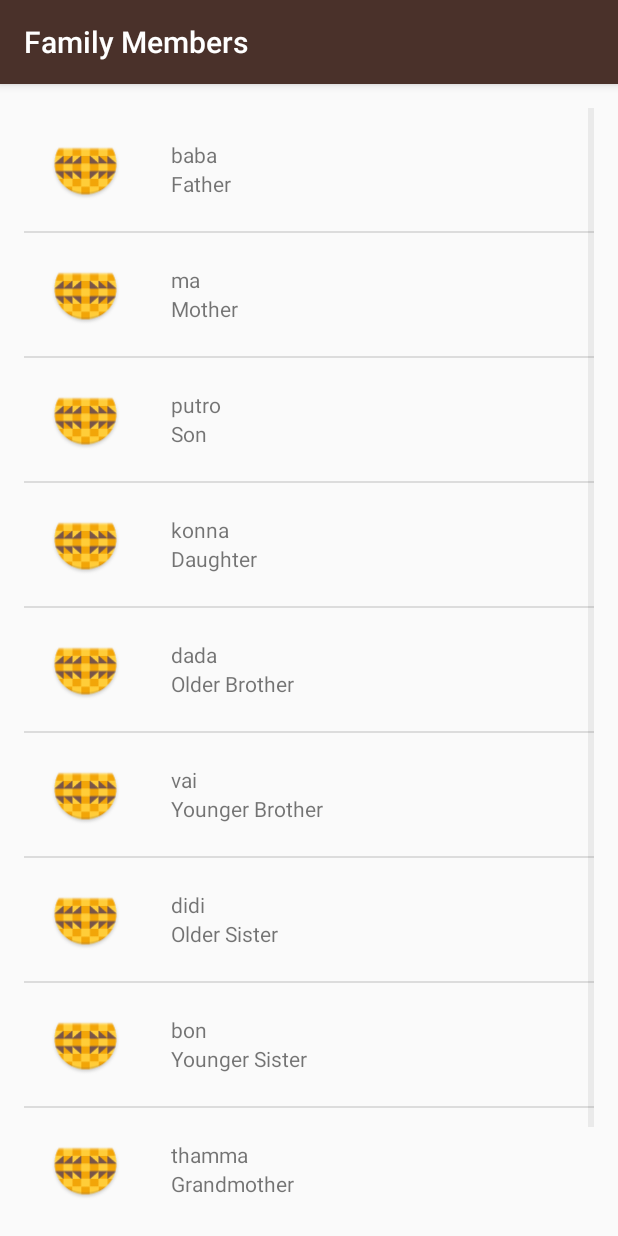
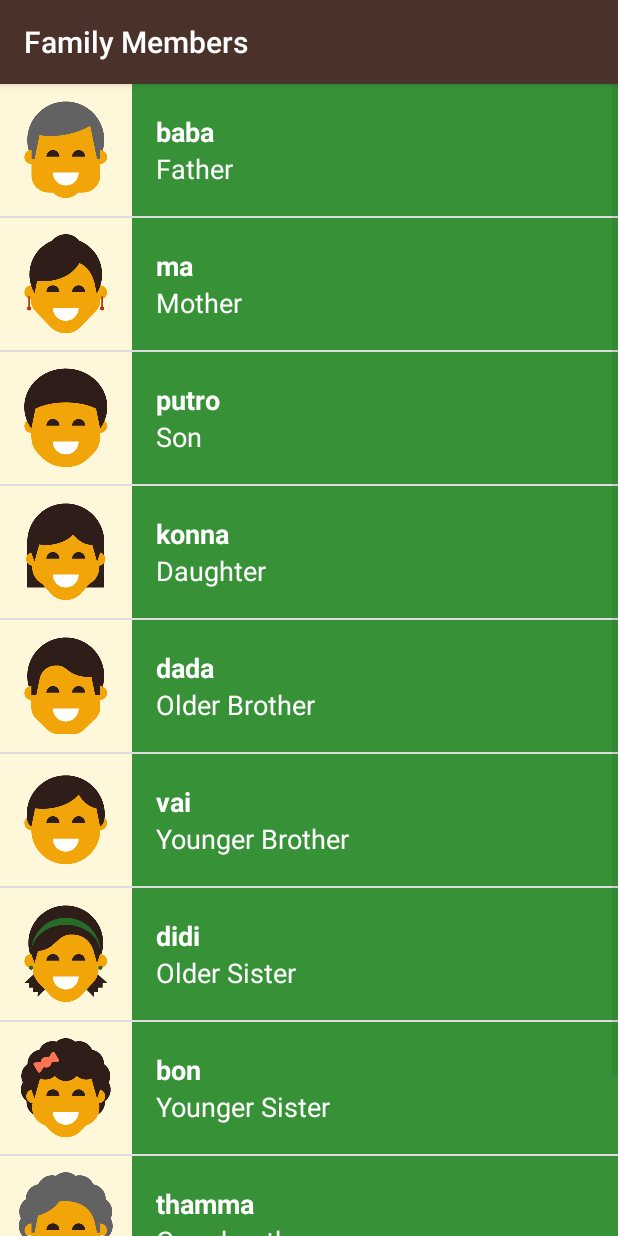
Before and after one commit to mbbipul/FirstAndroidApps, an Android app: the FamilyMembers screen opened directly, with no data from a screen before it, on a phone screen of 412 x 824 dp. Run offline under Robolectric (Android 15) with nearby library versions, the phone set to English and light mode, and no system bars.

Commit message:
Creating one xml file for different activity layout file and add New constructor to Word Adapter class

```diff
--- a/app/build.gradle
+++ b/app/build.gradle
@@ -2,7 +2,7 @@ apply plugin: 'com.android.application'
 
 android {
     compileSdkVersion 23
-    buildToolsVersion "23.0.2"
+    buildToolsVersion '26.0.2'
 
     defaultConfig {
         applicationId "com.example.android.miwok"
--- a/app/src/main/AndroidManifest.xml
+++ b/app/src/main/AndroidManifest.xml
@@ -18,7 +18,7 @@
 
     <application
         android:allowBackup="true"
-        android:icon="@mipmap/ic_launcher"
+        android:icon="@mipmap/number_one"
         android:label="@string/app_name"
         android:supportsRtl="true"
         android:theme="@style/AppTheme">
--- a/app/src/main/java/com/example/android/miwok/FamilyMembers.java
+++ b/app/src/main/java/com/example/android/miwok/FamilyMembers.java
@@ -11,23 +11,23 @@ public class FamilyMembers extends AppCompatActivity {
     @Override
     protected void onCreate(Bundle savedInstanceState) {
         super.onCreate(savedInstanceState);
-        setContentView(R.layout.activity_family_members);
+        setContentView(R.layout.word_list);
         ArrayList<Word> family = new ArrayList<Word>();
-        family.add(new Word("Father","baba",R.mipmap.ic_launcher));
-        family.add(new Word("Mother","ma",R.mipmap.ic_launcher));
-        family.add(new Word("Son","putro",R.mipmap.ic_launcher));
-        family.add(new Word("Daughter","konna",R.mipmap.ic_launcher));
-        family.add(new Word("Older Brother","dada",R.mipmap.ic_launcher));
-        family.add(new Word("Younger Brother","vai",R.mipmap.ic_launcher));
-        family.add(new Word("Older Sister","didi",R.mipmap.ic_launcher));
-        family.add(new Word("Younger Sister","bon",R.mipmap.ic_launcher));
-        family.add(new Word("Grandmother","thamma",R.mipmap.ic_launcher));
-        family.add(new Word("Grandfather","dadu",R.mipmap.ic_launcher));
+        family.add(new Word("Father","baba", R.drawable.family_grandfather));
+        family.add(new Word("Mother","ma", R.drawable.family_mother));
+        family.add(new Word("Son","putro", R.drawable.family_son));
+        family.add(new Word("Daughter","konna", R.drawable.family_daughter));
+        family.add(new Word("Older Brother","dada", R.drawable.family_older_brother));
+        family.add(new Word("Younger Brother","vai", R.drawable.family_younger_brother));
+        family.add(new Word("Older Sister","didi", R.drawable.family_older_sister));
+        family.add(new Word("Younger Sister","bon", R.drawable.family_younger_sister));
+        family.add(new Word("Grandmother","thamma", R.drawable.family_grandmother));
+        family.add(new Word("Grandfather","dadu", R.drawable.family_grandfather));
 
 
 
-        WordAdapter familyAdapter = new WordAdapter(this,family);
-        ListView listView = (ListView) findViewById(R.id.list_family_member);
+        WordAdapter familyAdapter = new WordAdapter(this,family,R.color.category_family);
+        ListView listView = (ListView) findViewById(R.id.list);
 
         listView.setAdapter(familyAdapter);
     }
--- a/app/src/main/java/com/example/android/miwok/Word.java
+++ b/app/src/main/java/com/example/android/miwok/Word.java
@@ -9,13 +9,17 @@ import android.media.Image;
 public class Word {
 
     private String mDefaultTranslation;
-
     private String mMiwokTranslation;
-    private int miwokImages;
+    private static final int NO_IMAGE = -1;
+    private int miwokImages = NO_IMAGE;
     public Word(String defaultTranslation, String miwokTranslation,int miwokImage ) {
         mDefaultTranslation = defaultTranslation;
         mMiwokTranslation = miwokTranslation;
         miwokImages = miwokImage;
+    }
+    public  Word(String defaultTranslation, String miwokTranslation){
+        mDefaultTranslation = defaultTranslation;
+        mMiwokTranslation = miwokTranslation;
     }
 
      public String getDefaultTranslation() {
@@ -28,4 +32,8 @@ public class Word {
     public int getMiwokImage() {
         return miwokImages;
     }
+
+    public boolean hasImage(){
+        return  miwokImages != NO_IMAGE ;
+    }
 }
--- a/app/src/main/java/com/example/android/miwok/WordAdapter.java
+++ b/app/src/main/java/com/example/android/miwok/WordAdapter.java
@@ -1,8 +1,7 @@
 package com.example.android.miwok;
 
-import android.app.Activity;
-import android.support.annotation.NonNull;
-import android.support.annotation.Nullable;
+import android.content.Context;
+import android.support.v4.content.ContextCompat;
 import android.view.LayoutInflater;
 import android.view.View;
 import android.view.ViewGroup;
@@ -13,50 +12,72 @@ import android.widget.TextView;
 import java.util.ArrayList;
 
 /**
- * Created by bb on 3/24/2018.
+ * {@link WordAdapter} is an {@link ArrayAdapter} that can provide the layout for each list item
+ * based on a data source, which is a list of {@link Word} objects.
  */
+public class WordAdapter extends ArrayAdapter<Word>  {
 
-public class WordAdapter extends ArrayAdapter<Word>{
-    public WordAdapter(Activity context, ArrayList<Word> words) {
-        // Here, we initialize the ArrayAdapter's internal storage for the context and the list.
-        // the second argument is used when the ArrayAdapter is populating a single TextView.
-        // Because this is a custom adapter for two TextViews and an ImageView, the adapter is not
-        // going to use this second argument, so it can be any value. Here, we used 0.
+    /** Resource ID for the background color for this list of words */
+    private int mColorResourceId;
+
+    /**
+     * Create a new {@link WordAdapter} object.
+     *
+     * @param context is the current context (i.e. Activity) that the adapter is being created in.
+     * @param words is the list of {@link Word}s to be displayed.
+     * @param colorResourceId is the resource ID for the background color for this list of words
+     */
+    public WordAdapter(Context context, ArrayList<Word> words, int colorResourceId) {
         super(context, 0, words);
+        mColorResourceId = colorResourceId;
     }
-    @NonNull
+
     @Override
-    public View getView(int position, @Nullable View convertView, @NonNull ViewGroup parent) {
-        // Check if the existing view is being reused, otherwise inflate the view
+    public View getView(int position, View convertView, ViewGroup parent) {
+        // Check if an existing view is being reused, otherwise inflate the view
         View listItemView = convertView;
-        if(listItemView == null) {
+        if (listItemView == null) {
             listItemView = LayoutInflater.from(getContext()).inflate(
                     R.layout.list_item, parent, false);
         }
 
-        // Get the {@link AndroidFlavor} object located at this position in the list
+        // Get the {@link Word} object located at this position in the list
         Word currentWord = getItem(position);
 
-        // Find the TextView in the list_item.xml layout with the ID version_name
+        // Find the TextView in the list_item.xml layout with the ID miwok_text_view.
         TextView miwokTextView = (TextView) listItemView.findViewById(R.id.miwok_text_view);
-        // Get the version name from the current AndroidFlavor object and
-        // set this text on the name TextView
+        // Get the Miwok translation from the currentWord object and set this text on
+        // the Miwok TextView.
         miwokTextView.setText(currentWord.getMiwokTranslation());
 
-        // Find the TextView in the list_item.xml layout with the ID version_number
-        TextView numberTextView = (TextView) listItemView.findViewById(R.id.default_text_view);
-        // Get the version number from the current AndroidFlavor object and
-        // set this text on the number TextView
-        numberTextView.setText(currentWord.getDefaultTranslation());
+        // Find the TextView in the list_item.xml layout with the ID default_text_view.
+        TextView defaultTextView = (TextView) listItemView.findViewById(R.id.default_text_view);
+        // Get the default translation from the currentWord object and set this text on
+        // the default TextView.
+        defaultTextView.setText(currentWord.getDefaultTranslation());
 
-        // Find the ImageView in the list_item.xml layout with the ID list_item_icon
-        ImageView iconView = (ImageView) listItemView.findViewById(R.id.list_item_icon);
-//        // Get the image resource ID from the current AndroidFlavor object and
-//        // set the image to iconView
-        iconView.setImageResource(currentWord.getMiwokImage());
+        // Find the ImageView in the list_item.xml layout with the ID image.
+        ImageView imageView = (ImageView) listItemView.findViewById(R.id.image);
+        // Check if an image is provided for this word or not
+        if (currentWord.hasImage()) {
+            // If an image is available, display the provided image based on the resource ID
+            imageView.setImageResource(currentWord.getMiwokImage());
+            // Make sure the view is visible
+            imageView.setVisibility(View.VISIBLE);
+        } else {
+            // Otherwise hide the ImageView (set visibility to GONE)
+            imageView.setVisibility(View.GONE);
+        }
 
-        // Return the whole list item layout (containing 2 TextViews and an ImageView)
-        // so that it can be shown in the ListView
+        // Set the theme color for the list item
+        View textContainer = listItemView.findViewById(R.id.text_container);
+        // Find the color that the resource ID maps to
+        int color = ContextCompat.getColor(getContext(), mColorResourceId);
+        // Set the background color of the text container View
+        textContainer.setBackgroundColor(color);
+
+        // Return the whole list item layout (containing 2 TextViews) so that it can be shown in
+        // the ListView.
         return listItemView;
     }
 }
--- a/app/src/main/res/layout/activity_family_members.xml
+++ /dev/null
@@ -1,14 +0,0 @@
-<?xml version="1.0" encoding="utf-8"?>
-<ListView xmlns:android="http://schemas.android.com/apk/res/android"
-    xmlns:app="http://schemas.android.com/apk/res-auto"
-    xmlns:tools="http://schemas.android.com/tools"
-    android:id="@+id/list_family_member"
-    android:orientation="vertical"
-    android:layout_width="match_parent"
-    android:layout_height="match_parent"
-    android:paddingBottom="@dimen/activity_vertical_margin"
-    android:paddingLeft="@dimen/activity_horizontal_margin"
-    android:paddingRight="@dimen/activity_horizontal_margin"
-    android:paddingTop="@dimen/activity_vertical_margin"
-    tools:context="com.example.android.miwok.FamilyMembers"
-    />
--- a/app/src/main/res/layout/list_item.xml
+++ b/app/src/main/res/layout/list_item.xml
@@ -12,35 +12,44 @@
 -->
 <!-- Layout for a single list item -->
 <LinearLayout xmlns:android="http://schemas.android.com/apk/res/android"
+    xmlns:tools="http://schemas.android.com/tools"
     android:layout_width="match_parent"
     android:layout_height="wrap_content"
-    android:gravity="center_vertical"
-    android:orientation="horizontal"
-    android:minHeight="?android:attr/listPreferredItemHeight"
-    android:padding="16dp">
+    android:background="@color/tan_background"
+    android:minHeight="@dimen/list_item_height"
+    android:orientation="horizontal">
 
     <ImageView
-        android:id="@+id/list_item_icon"
-        android:layout_width="50dp"
-        android:layout_height="50dp"
-        android:layout_marginRight="16dp"/>
+        android:id="@+id/image"
+        android:layout_width="@dimen/list_item_height"
+        android:layout_height="@dimen/list_item_height" />
 
     <LinearLayout
-        android:layout_width="0dp"
-        android:layout_height="wrap_content"
-        android:layout_weight="1"
+        android:id="@+id/text_container"
+        android:layout_width="match_parent"
+        android:layout_height="match_parent"
         android:orientation="vertical"
         android:paddingLeft="16dp">
+
         <TextView
             android:id="@+id/miwok_text_view"
-            android:layout_width="wrap_content"
-            android:layout_height="wrap_content"/>
+            android:layout_width="match_parent"
+            android:layout_height="0dp"
+            android:layout_weight="1"
+            android:gravity="bottom"
+            android:textAppearance="?android:textAppearanceMedium"
+            android:textColor="@android:color/white"
+            android:textStyle="bold"
+            tools:text="lutti" />
 
         <TextView
             android:id="@+id/default_text_view"
-            android:layout_width="wrap_content"
-            android:layout_height="wrap_content" />
-
-   </LinearLayout>
-
+            android:layout_width="match_parent"
+            android:layout_height="0dp"
+            android:layout_weight="1"
+            android:gravity="top"
+            android:textAppearance="?android:textAppearanceMedium"
+            android:textColor="@android:color/white"
+            tools:text="one" />
+    </LinearLayout>
 </LinearLayout>
--- /dev/null
+++ b/app/src/main/res/layout/word_list.xml
@@ -0,0 +1,17 @@
+<?xml version="1.0" encoding="utf-8"?>
+<!-- Copyright (C) 2016 The Android Open Source Project
+     Licensed under the Apache License, Version 2.0 (the "License");
+     you may not use this file except in compliance with the License.
+     You may obtain a copy of the License at
+          http://www.apache.org/licenses/LICENSE-2.0
+     Unless required by applicable law or agreed to in writing, software
+     distributed under the License is distributed on an "AS IS" BASIS,
+     WITHOUT WARRANTIES OR CONDITIONS OF ANY KIND, either express or implied.
+     See the License for the specific language governing permissions and
+     limitations under the License.
+-->
+<ListView xmlns:android="http://schemas.android.com/apk/res/android"
+    android:id="@+id/list"
+    android:orientation="vertical"
+    android:layout_width="match_parent"
+    android:layout_height="match_parent" />
```
Also changed, not shown: app/src/main/java/com/example/android/miwok/Colors.java (+10 -10 lines), app/src/main/java/com/example/android/miwok/Numbers.java (+12 -18 lines), app/src/main/java/com/example/android/miwok/Pharases.java (+13 -13 lines), app/src/main/res/layout/activity_colors.xml (deleted, +0 -15 lines), app/src/main/res/layout/activity_numbers.xml (deleted, +0 -12 lines), app/src/main/res/layout/activity_pharases.xml (deleted, +0 -13 lines), app/src/main/res/mipmap-hdpi/number_one.png (renamed from app/src/main/res/mipmap-hdpi/ic_launcher.png), app/src/main/res/mipmap-mdpi/number_one.png (renamed from app/src/main/res/mipmap-mdpi/ic_launcher.png), app/src/main/res/mipmap-xhdpi/number_one.png (renamed from app/src/main/res/mipmap-xhdpi/ic_launcher.png), app/src/main/res/mipmap-xxhdpi/number_one.png (renamed from app/src/main/res/mipmap-xxhdpi/ic_launcher.png), app/src/main/res/mipmap-xxxhdpi/number_one.png (renamed from app/src/main/res/mipmap-xxxhdpi/ic_launcher.png).
